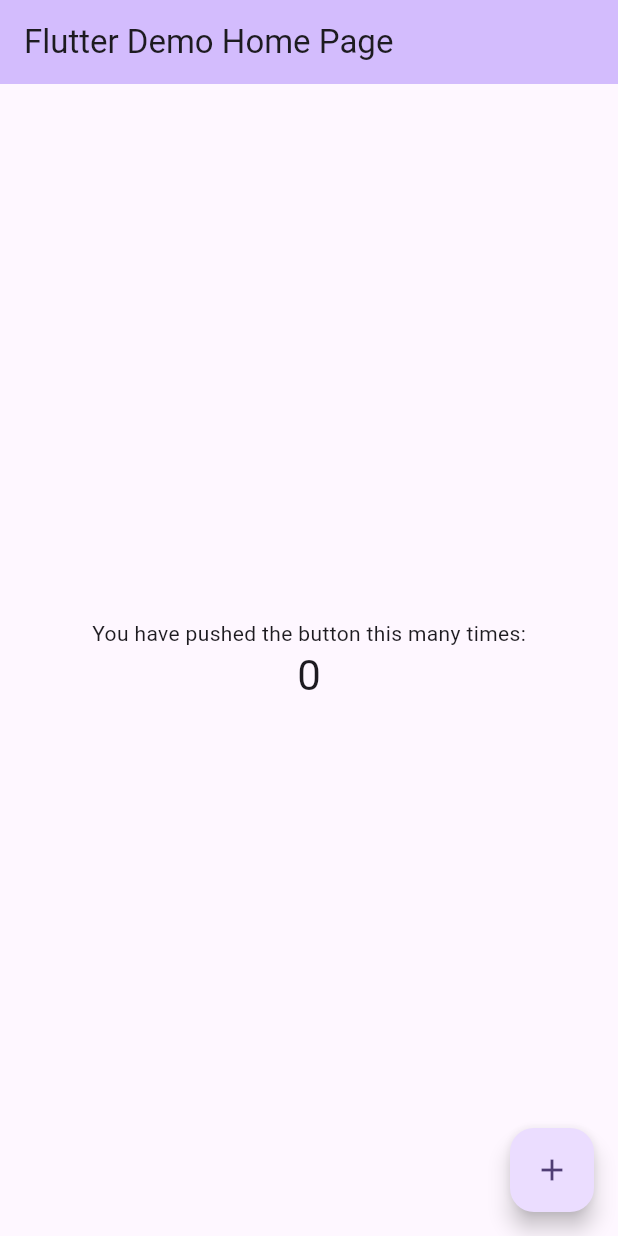
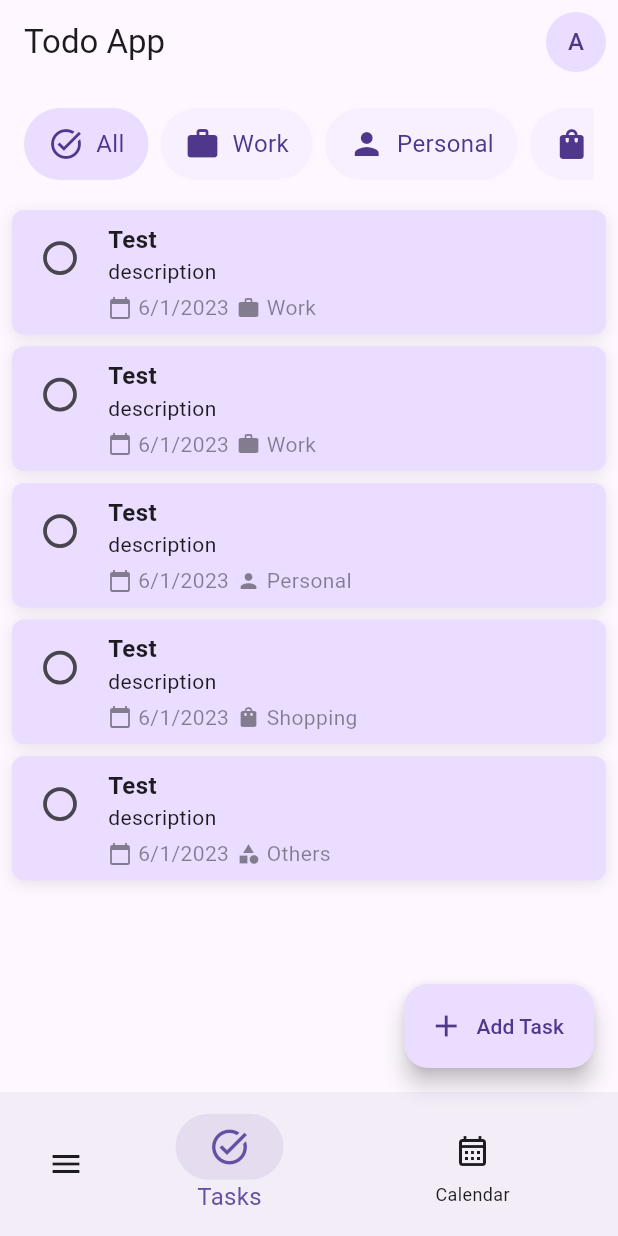
Before and after one commit to HexaRy0/todo_app, a Flutter app: the screen it shows after launch, on a phone screen of 412 x 824 dp. Run offline on Flutter 3.47's test engine with Material 2 defaults, Android fonts, the phone set to English and light mode, and no system bars; drawn by our look-alikes of dynamic_color.

Commit message:
feat: add todo list and dummy data with filter

```diff
--- a/lib/main.dart
+++ b/lib/main.dart
@@ -1,4 +1,6 @@
+import 'package:dynamic_color/dynamic_color.dart';
 import 'package:flutter/material.dart';
+import 'package:todo_app/screens/home/home.dart';
 
 void main() {
   runApp(const MyApp());
@@ -9,61 +11,25 @@ class MyApp extends StatelessWidget {
 
   @override
   Widget build(BuildContext context) {
-    return MaterialApp(
-      title: 'Flutter Demo',
-      theme: ThemeData(
-        colorScheme: ColorScheme.fromSeed(seedColor: Colors.deepPurple),
-        useMaterial3: true,
-      ),
-      home: const MyHomePage(title: 'Flutter Demo Home Page'),
+    return DynamicColorBuilder(
+      builder: (ColorScheme? lightColorScheme, ColorScheme? darkColorScheme) {
+        return MaterialApp(
+          title: 'Todo App',
+          debugShowCheckedModeBanner: false,
+          theme: ThemeData(
+            brightness: Brightness.light,
+            colorScheme: lightColorScheme,
+            useMaterial3: true,
+          ),
+          darkTheme: ThemeData(
+            brightness: Brightness.dark,
+            colorScheme: darkColorScheme,
+            useMaterial3: true,
+          ),
+          themeMode: ThemeMode.system,
+          home: const HomeScreen(),
+        );
+      },
     );
   }
 }
-
-class MyHomePage extends StatefulWidget {
-  const MyHomePage({super.key, required this.title});
-
-  final String title;
-
-  @override
-  State<MyHomePage> createState() => _MyHomePageState();
-}
-
-class _MyHomePageState extends State<MyHomePage> {
-  int _counter = 0;
-
-  void _incrementCounter() {
-    setState(() {
-      _counter++;
-    });
-  }
-
-  @override
-  Widget build(BuildContext context) {
-    return Scaffold(
-      appBar: AppBar(
-        backgroundColor: Theme.of(context).colorScheme.inversePrimary,
-        title: Text(widget.title),
-      ),
-      body: Center(
-        child: Column(
-          mainAxisAlignment: MainAxisAlignment.center,
-          children: <Widget>[
-            const Text(
-              'You have pushed the button this many times:',
-            ),
-            Text(
-              '$_counter',
-              style: Theme.of(context).textTheme.headlineMedium,
-            ),
-          ],
-        ),
-      ),
-      floatingActionButton: FloatingActionButton(
-        onPressed: _incrementCounter,
-        tooltip: 'Increment',
-        child: const Icon(Icons.add),
-      ),
-    );
-  }
-}
--- /dev/null
+++ b/lib/model/category.dart
@@ -0,0 +1,62 @@
+import 'package:flutter/material.dart';
+
+class Category {
+  final String id;
+  final String name;
+  final IconData icon;
+
+  Category({
+    required this.id,
+    required this.name,
+    required this.icon,
+  });
+
+  static List<Category> categoryList = [
+    Category(
+      id: "1",
+      name: "All",
+      icon: Icons.task_alt,
+    ),
+    Category(
+      id: "2",
+      name: "Work",
+      icon: Icons.work,
+    ),
+    Category(
+      id: "3",
+      name: "Personal",
+      icon: Icons.person,
+    ),
+    Category(
+      id: "4",
+      name: "Shopping",
+      icon: Icons.shopping_bag,
+    ),
+    Category(
+      id: "5",
+      name: "Others",
+      icon: Icons.category,
+    ),
+  ];
+
+  static Category getCategoryById(String id) {
+    return categoryList.firstWhere((category) => category.id == id);
+  }
+
+  @override
+  String toString() {
+    return "Category(id: $id, name: $name, icon: $icon)";
+  }
+
+  @override
+  bool operator ==(Object other) {
+    if (identical(this, other)) return true;
+
+    return other is Category && other.id == id && other.name == name && other.icon == icon;
+  }
+
+  @override
+  int get hashCode {
+    return id.hashCode ^ name.hashCode ^ icon.hashCode;
+  }
+}
--- /dev/null
+++ b/lib/model/task.dart
@@ -0,0 +1,17 @@
+import 'package:todo_app/model/category.dart';
+
+class TaskData {
+  final String title;
+  final String description;
+  final DateTime date;
+  final Category category;
+  bool isCompleted;
+
+  TaskData({
+    required this.title,
+    required this.description,
+    required this.date,
+    required this.category,
+    this.isCompleted = false,
+  });
+}
--- /dev/null
+++ b/lib/screens/home/home.dart
@@ -0,0 +1,90 @@
+import 'package:flutter/material.dart';
+import 'package:todo_app/screens/task_list/task_list.dart';
+import 'package:todo_app/widgets/menu_button.dart';
+
+class HomeScreen extends StatefulWidget {
+  const HomeScreen({super.key});
+
+  @override
+  State<HomeScreen> createState() => _HomeScreenState();
+}
+
+class _HomeScreenState extends State<HomeScreen> {
+  int index = 0;
+
+  final List<Widget> _pages = [
+    const TaskListScreen(),
+    Container(),
+  ];
+
+  @override
+  Widget build(BuildContext context) {
+    return Scaffold(
+      appBar: AppBar(
+        title: const Text('Todo App'),
+        actions: const [
+          Padding(
+            padding: EdgeInsets.all(8.0),
+            child: CircleAvatar(
+              child: Text('A'),
+            ),
+          ),
+        ],
+      ),
+      body: _pages[index],
+      floatingActionButton: FloatingActionButton.extended(
+        onPressed: () {},
+        icon: const Icon(Icons.add),
+        label: const Text('Add Task'),
+      ),
+      bottomNavigationBar: BottomAppBar(
+        height: 96,
+        child: Row(
+          mainAxisAlignment: MainAxisAlignment.spaceBetween,
+          children: [
+            DrawerButton(
+              style: ButtonStyle(
+                iconColor: MaterialStateProperty.all<Color>(
+                  Theme.of(context).colorScheme.onSurface,
+                ),
+                padding: MaterialStateProperty.all<EdgeInsetsGeometry>(
+                  const EdgeInsets.all(16),
+                ),
+                shape: MaterialStateProperty.all<OutlinedBorder>(
+                  const CircleBorder(),
+                ),
+              ),
+            ),
+            Expanded(
+              child: Row(
+                mainAxisAlignment: MainAxisAlignment.spaceEvenly,
+                children: [
+                  MenuButton(
+                    icon: Icons.task_alt,
+                    text: "Tasks",
+                    isActive: index == 0,
+                    onPressed: () {
+                      setState(() {
+                        index = 0;
+                      });
+                    },
+                  ),
+                  MenuButton(
+                    icon: Icons.calendar_month_outlined,
+                    text: "Calendar",
+                    isActive: index == 1,
+                    onPressed: () {
+                      setState(() {
+                        index = 1;
+                      });
+                    },
+                  ),
+                ],
+              ),
+            ),
+          ],
+        ),
+      ),
+    );
+  }
+}
--- /dev/null
+++ b/lib/screens/task_list/task_list.dart
@@ -0,0 +1,211 @@
+import 'package:flutter/material.dart';
+import 'package:intl/intl.dart';
+import 'package:todo_app/model/category.dart';
+import 'package:todo_app/model/task.dart';
+import 'package:todo_app/widgets/chips.dart';
+
+class TaskListScreen extends StatefulWidget {
+  const TaskListScreen({super.key});
+
+  @override
+  State<TaskListScreen> createState() => TaskListScreenState();
+}
+
+class TaskListScreenState extends State<TaskListScreen> {
+  Category selectedCategory = Category.getCategoryById("1");
+  List<TaskData> taskList = [
+    TaskData(
+      title: "Test",
+      description: "description",
+      date: DateTime.now(),
+      category: Category.getCategoryById("2"),
+    ),
+    TaskData(
+      title: "Test",
+      description: "description",
+      date: DateTime.now(),
+      category: Category.getCategoryById("2"),
+    ),
+    TaskData(
+      title: "Test",
+      description: "description",
+      date: DateTime.now(),
+      category: Category.getCategoryById("3"),
+    ),
+    TaskData(
+      title: "Test",
+      description: "description",
+      date: DateTime.now(),
+      category: Category.getCategoryById("4"),
+    ),
+    TaskData(
+      title: "Test",
+      description: "description",
+      date: DateTime.now(),
+      category: Category.getCategoryById("5"),
+    ),
+  ];
+
+  @override
+  Widget build(BuildContext context) {
+    List<TaskData> filteredTaskList = selectedCategory == Category.getCategoryById("1")
+        ? taskList
+        : taskList.where((element) => element.category == selectedCategory).toList();
+
+    return ListView(
+      primary: true,
+      children: [
+        Padding(
+          padding: const EdgeInsets.all(16.0),
+          child: Column(
+            crossAxisAlignment: CrossAxisAlignment.start,
+            children: [
+              SizedBox(
+                height: 48,
+                child: ListView.builder(
+                  scrollDirection: Axis.horizontal,
+                  itemCount: Category.categoryList.length,
+                  itemBuilder: (context, index) {
+                    return Chips(
+                      icon: Category.categoryList[index].icon,
+                      text: Category.categoryList[index].name,
+                      isActive: selectedCategory == Category.categoryList[index],
+                      onPressed: () {
+                        setState(() {
+                          selectedCategory = Category.categoryList[index];
+                        });
+                      },
+                    );
+                  },
+                ),
+              ),
+            ],
+          ),
+        ),
+        ListView.builder(
+          primary: false,
+          itemCount: filteredTaskList.length,
+          shrinkWrap: true,
+          itemBuilder: (context, index) {
+            return GestureDetector(
+              onTap: () {
+                setState(() {
+                  print("tapped");
+                });
+              },
+              child: Container(
+                margin: const EdgeInsets.symmetric(horizontal: 8, vertical: 4),
+                decoration: BoxDecoration(
+                  color: Theme.of(context).colorScheme.primaryContainer,
+                  borderRadius: BorderRadius.circular(8),
+                  boxShadow: [
+                    BoxShadow(
+                      color: Theme.of(context).colorScheme.onSurface.withOpacity(0.1),
+                      blurRadius: 8,
+                      offset: const Offset(0, 2),
+                    ),
+                  ],
+                ),
+                child: Padding(
+                  padding: const EdgeInsets.all(8.0),
+                  child: Row(
+                    crossAxisAlignment: CrossAxisAlignment.start,
+                    children: [
+                      Transform.scale(
+                        scale: 1.25,
+                        child: Checkbox(
+                          shape: const CircleBorder(),
+                          value: filteredTaskList[index].isCompleted,
+                          onChanged: (value) {
+                            setState(() {
+                              filteredTaskList[index].isCompleted = value!;
+                            });
+                          },
+                        ),
+                      ),
+                      const SizedBox(width: 8),
+                      Expanded(
+                        child: Column(
+                          crossAxisAlignment: CrossAxisAlignment.start,
+                          children: [
+                            Text(
+                              filteredTaskList[index].title,
+                              style: const TextStyle(
+                                fontSize: 16,
+                                fontWeight: FontWeight.w600,
+                              ),
+                            ),
+                            Text(
+                              filteredTaskList[index].description,
+                              style: const TextStyle(
+                                fontSize: 14,
+                                fontWeight: FontWeight.w400,
+                              ),
+                            ),
+                            const SizedBox(height: 4),
+                            Wrap(
+                              direction: Axis.horizontal,
+                              spacing: 5.0,
+                              children: [
+                                Row(
+                                  mainAxisSize: MainAxisSize.min,
+                                  children: [
+                                    Icon(
+                                      Icons.calendar_today,
+                                      size: 16,
+                                      color:
+                                          Theme.of(context).colorScheme.onSurface.withOpacity(0.5),
+                                    ),
+                                    const SizedBox(width: 4),
+                                    Text(
+                                      DateFormat.yMd().format(filteredTaskList[index].date),
+                                      style: TextStyle(
+                                        fontSize: 14,
+                                        fontWeight: FontWeight.w400,
+                                        color: Theme.of(context)
+                                            .colorScheme
+                                            .onSurface
+                                            .withOpacity(0.5),
+                                      ),
+                                    ),
+                                  ],
+                                ),
+                                Row(
+                                  mainAxisSize: MainAxisSize.min,
+                                  children: [
+                                    Icon(
+                                      filteredTaskList[index].category.icon,
+                                      size: 16,
+                                      color:
+                                          Theme.of(context).colorScheme.onSurface.withOpacity(0.5),
+                                    ),
+                                    const SizedBox(width: 4),
+                                    Text(
+                                      filteredTaskList[index].category.name,
+                                      style: TextStyle(
+                                        fontSize: 14,
+                                        fontWeight: FontWeight.w400,
+                                        color: Theme.of(context)
+                                            .colorScheme
+                                            .onSurface
+                                            .withOpacity(0.5),
+                                      ),
+                                    ),
+                                  ],
+                                ),
+                              ],
+                            ),
+                          ],
+                        ),
+                      ),
+                    ],
+                  ),
+                ),
+              ),
+            );
+          },
+        ),
+      ],
+    );
+  }
+}
--- /dev/null
+++ b/lib/widgets/chips.dart
@@ -0,0 +1,58 @@
+import 'package:flutter/material.dart';
+
+class Chips extends StatefulWidget {
+  const Chips({
+    super.key,
+    required this.icon,
+    required this.text,
+    required this.isActive,
+    this.onPressed,
+  });
+
+  final IconData icon;
+  final String text;
+  final bool isActive;
+  final void Function()? onPressed;
+
+  @override
+  State<Chips> createState() => _ChipsState();
+}
+
+class _ChipsState extends State<Chips> {
+  @override
+  Widget build(BuildContext context) {
+    return GestureDetector(
+      onTap: () {
+        widget.onPressed?.call();
+      },
+      child: Container(
+        padding: const EdgeInsets.symmetric(horizontal: 16),
+        margin: const EdgeInsets.only(right: 8),
+        decoration: BoxDecoration(
+          color: widget.isActive
+              ? Theme.of(context).colorScheme.primaryContainer
+              : Theme.of(context).colorScheme.primaryContainer.withOpacity(0.25),
+          borderRadius: BorderRadius.circular(999),
+        ),
+        child: Row(
+          mainAxisSize: MainAxisSize.min,
+          children: [
+            Icon(
+              widget.icon,
+              size: 24,
+              color: Theme.of(context).colorScheme.onPrimaryContainer,
+            ),
+            const SizedBox(width: 8),
+            Text(
+              widget.text,
+              style: TextStyle(
+                fontSize: 16,
+                color: Theme.of(context).colorScheme.onPrimaryContainer,
+              ),
+            ),
+          ],
+        ),
+      ),
+    );
+  }
+}
--- /dev/null
+++ b/lib/widgets/menu_button.dart
@@ -0,0 +1,61 @@
+import 'package:flutter/material.dart';
+
+class MenuButton extends StatefulWidget {
+  const MenuButton({
+    super.key,
+    required this.icon,
+    required this.text,
+    this.onPressed,
+    required this.isActive,
+  });
+
+  final IconData icon;
+  final String text;
+  final void Function()? onPressed;
+  final bool isActive;
+
+  @override
+  State<MenuButton> createState() => _MenuButtonState();
+}
+
+class _MenuButtonState extends State<MenuButton> {
+  @override
+  Widget build(BuildContext context) {
+    return Expanded(
+      child: GestureDetector(
+        behavior: HitTestBehavior.opaque,
+        onTap: widget.onPressed,
+        child: Column(
+          mainAxisSize: MainAxisSize.min,
+          children: [
+            Container(
+              width: 72,
+              padding: const EdgeInsets.all(8),
+              decoration: BoxDecoration(
+                color:
+                    widget.isActive ? Theme.of(context).colorScheme.primary.withOpacity(0.1) : null,
+                borderRadius: BorderRadius.circular(999),
+              ),
+              child: Icon(
+                widget.icon,
+                size: widget.isActive ? 28 : 24,
+                color: widget.isActive
+                    ? Theme.of(context).colorScheme.primary
+                    : Theme.of(context).colorScheme.onSurface,
+              ),
+            ),
+            Text(
+              widget.text,
+              style: TextStyle(
+                fontSize: widget.isActive ? 16 : 12,
+                color: widget.isActive
+                    ? Theme.of(context).colorScheme.primary
+                    : Theme.of(context).colorScheme.onSurface,
+              ),
+            ),
+          ],
+        ),
+      ),
+    );
+  }
+}
```
Also changed, not shown: pubspec.yaml (+6 -20 lines), pubspec.lock, 5 other files.
